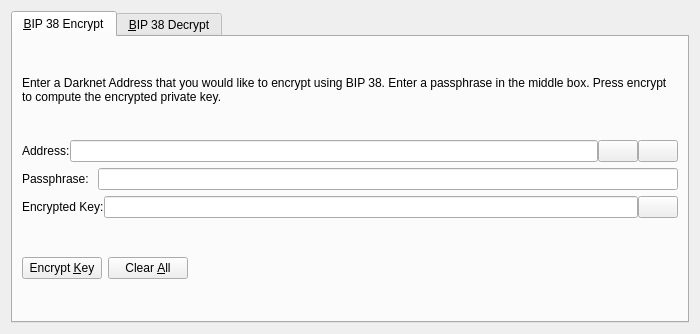
Qt form src/qt/forms/bip38tooldialog.ui (satoshi-ninja/PIVX) before a commit.
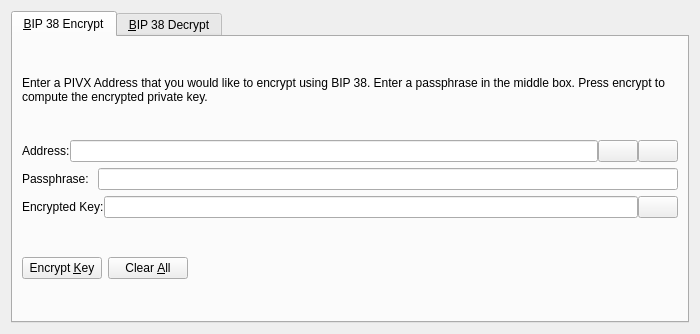
The same form after that commit. The open tabs and pages were chosen to show the change. Icons and pictures are not drawn. Custom widgets are drawn as their Qt base class.

Commit message: Rename Darknet to PIVX Part 2 (GUI-texts of locales/translations)

```diff
--- a/src/qt/forms/bip38tooldialog.ui
+++ b/src/qt/forms/bip38tooldialog.ui
@@ -30,7 +30,7 @@
        <item>
         <widget class="QLabel" name="infoLabel_ENC">
          <property name="text">
-          <string>Enter a Darknet Address that you would like to encrypt using BIP 38. Enter a passphrase in the middle box. Press encrypt to compute the encrypted private key.</string>
+          <string>Enter a PIVX Address that you would like to encrypt using BIP 38. Enter a passphrase in the middle box. Press encrypt to compute the encrypted private key.</string>
          </property>
          <property name="textFormat">
           <enum>Qt::PlainText</enum>
```
Left out of the diff: 8 changed lines with no effect on the pictures. The commit also changes 74 other files.
